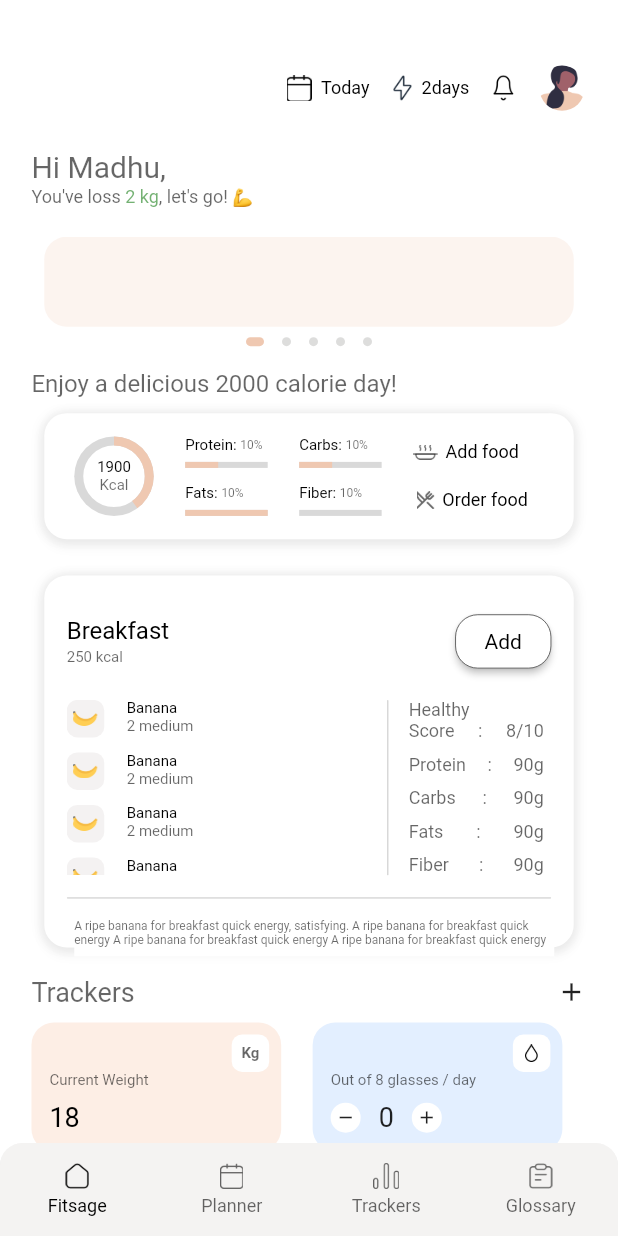
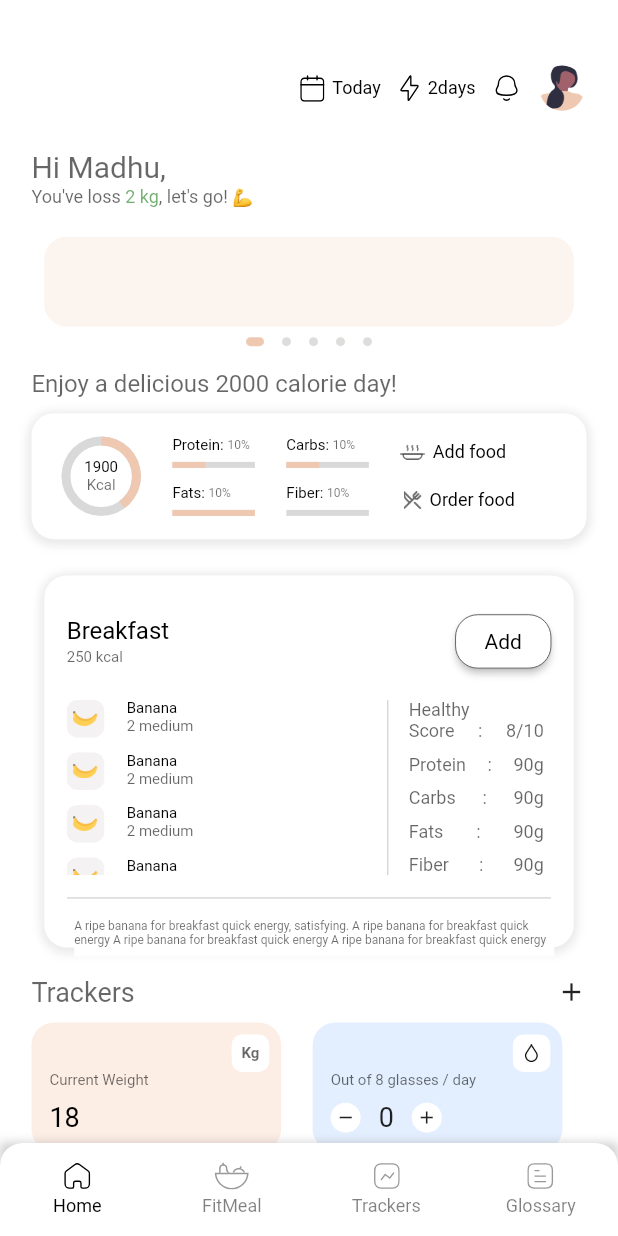
Before and after one commit to fitsage/fitsage_app, a Flutter app: the screen it shows after launch, on a phone screen of 412 x 824 dp. Run offline on Flutter 3.47's test engine with Material 2 defaults, Android fonts, the phone set to English and light mode, and no system bars; drawn by our look-alikes of dots_indicator; our stand-ins replace confetti, fl_chart, flutter_svg, image_picker, liquid_progress_indicator_v2, timeline_tile; Roboto replaces fonts that are missing (source sans pro).

Commit message:
Change bottom nav icons

```diff
--- a/fitsage_app/lib/custom_widgets/Custom_Navbar.dart
+++ b/fitsage_app/lib/custom_widgets/Custom_Navbar.dart
@@ -1,4 +1,5 @@
 import 'package:flutter/material.dart';
+import 'package:flutter_svg/flutter_svg.dart';
 
 class CustomBottomNavigationBar extends StatelessWidget {
   final int currentIndex;
@@ -11,11 +12,20 @@ class CustomBottomNavigationBar extends StatelessWidget {
 
   @override
   Widget build(BuildContext context) {
+    double screenHeight = MediaQuery.of(context).size.height;
     double screenWidth = MediaQuery.of(context).size.width;
-    double screenHeight = MediaQuery.of(context).size.height;
 
     return SizedBox(
       height: 62, // Set the desired height
+      child: Container(
+        decoration: BoxDecoration(
+          boxShadow: [
+            BoxShadow(
+              color: Colors.grey.withOpacity(0.5),
+              blurRadius: 5.0,
+            ),
+          ],
+        ),
         child: ClipRRect(
           borderRadius: const BorderRadius.only(
             topLeft: Radius.circular(15),
@@ -25,84 +35,110 @@ class CustomBottomNavigationBar extends StatelessWidget {
             unselectedFontSize: 12,
             selectedFontSize: 12,
             type: BottomNavigationBarType.fixed,
-          backgroundColor: const Color(0xFFF4F3F2).withOpacity(1.0),
+            backgroundColor: const Color(0xFFFFFFFF).withOpacity(1.0),
             selectedItemColor: Colors.black,
-          unselectedItemColor: Colors.black.withOpacity(0.6),
+            unselectedItemColor: Colors.black.withOpacity(0.5),
             currentIndex: currentIndex,
             onTap: onTap,
             items: [
               BottomNavigationBarItem(
-              label: "Fitsage",
+                label: "Home",
                 icon: Padding(
                   padding: const EdgeInsets.only(bottom: 4.0),
-                child: SizedBox(
-                    width: (16 / 393) * screenWidth,
-                    height: (18 / 852) * screenHeight,
-                    child: Opacity(
-                      opacity: currentIndex == 0 ? 1.0 : 0.6,
-                      child: Image.asset(
-                        'assets/images/Home.png',
-                        // width: (16 / 393) * screenWidth,
-                        // height: (18 / 852) * screenHeight,
+                  child: SvgPicture.asset(
+                    "assets/icons/Home.svg",
+                    height: 18,
+                    color: currentIndex == 0
+                        ? Colors.black
+                        : Colors.black.withOpacity(0.4),
                   ),
-                    )),
+                  // Container(
+                  //     height: (18 / 852) * screenHeight,
+                  //     child: Opacity(
+                  //       opacity: currentIndex == 0 ? 1.0 : 1.0,
+                  //       child: Image.asset(
+                  //         'assets/images/Home.png',
+                  //         // width: (16 / 393) * screenWidth,
+                  //         // height: (18 / 852) * screenHeight,
+                  //       ),
+                  //     )),
                 ),
               ),
               BottomNavigationBarItem(
-              label: "Planner",
+                label: "FitMeal",
                 icon: Padding(
                   padding: const EdgeInsets.only(bottom: 4.0),
-                child: SizedBox(
-                    width: (16.97 / 393) * screenWidth,
-                    height: (18 / 852) * screenHeight,
-                    child: Opacity(
-                      opacity: currentIndex == 1 ? 1.0 : 0.6,
-                      child: Image.asset(
-                        'assets/images/planner.png',
-                        // width: (16.97 / 393) * screenWidth,
-                        // height: (18 / 852) * screenHeight,
+                  child: SvgPicture.asset(
+                    "assets/icons/Fitmeal.svg",
+                    height: 18,
+                    color: currentIndex == 1
+                        ? Colors.black
+                        : Colors.black.withOpacity(0.4),
                   ),
-                    )),
+                  // Container(
+                  //     height: (18 / 852) * screenHeight,
+                  //     child: Opacity(
+                  //       opacity: currentIndex == 1 ? 1.0 : 1,
+                  //       child: Image.asset(
+                  //         'assets/images/planner.png',
+                  //         // width: (16.97 / 393) * screenWidth,
+                  //         // height: (18 / 852) * screenHeight,
+                  //       ),
+                  //     )),
                 ),
               ),
               BottomNavigationBarItem(
                 label: "Trackers",
                 icon: Padding(
                   padding: const EdgeInsets.only(bottom: 4.0),
-                child: SizedBox(
-                    width: (18 / 393) * screenWidth,
-                    height: (18 / 852) * screenHeight,
-                    child: Opacity(
-                      opacity: currentIndex == 2 ? 1.0 : 0.6,
-                      child: Image.asset(
-                        'assets/images/tracking.png',
-                        // width: (18 / 393) * screenWidth,
-                        // height: (18 / 852) * screenHeight,
+                  child: SvgPicture.asset(
+                    "assets/icons/Tracker.svg",
+                    height: 18,
+                    color: currentIndex == 2
+                        ? Colors.black
+                        : Colors.black.withOpacity(0.4),
                   ),
-                    )),
+                  // Container(
+                  //     height: (18 / 852) * screenHeight,
+                  //     child: Opacity(
+                  //       opacity: currentIndex == 2 ? 1.0 : 1,
+                  //       child: Image.asset(
+                  //         'assets/images/tracking.png',
+                  //         // width: (18 / 393) * screenWidth,
+                  //         // height: (18 / 852) * screenHeight,
+                  //       ),
+                  //     )),
                 ),
               ),
               BottomNavigationBarItem(
                 label: "Glossary",
                 icon: Padding(
                   padding: const EdgeInsets.only(bottom: 4.0),
-                child: SizedBox(
-                  width: (16 / 393) * screenWidth,
-                  height: (18 / 852) * screenHeight,
-                  child: Opacity(
-                    opacity: currentIndex == 3 ? 1.0 : 0.6,
-                    child: Image.asset(
-                      'assets/images/list.png',
-                      // width: (16 / 393) * screenWidth,
-                      // height: (18 / 852) * screenHeight,
+                  child: SvgPicture.asset(
+                    "assets/icons/list.svg",
+                    height: 18,
+                    color: currentIndex == 3
+                        ? Colors.black
+                        : Colors.black.withOpacity(0.4),
                   ),
-                  ),
-                ),
+                  // Container(
+                  //   height: (18 / 852) * screenHeight,
+                  //   width: (18 / 393) * screenWidth,
+                  //   child: Opacity(
+                  //     opacity: currentIndex == 3 ? 1.0 : 1,
+                  //     child: Image.asset(
+                  //       'assets/images/list.png',
+                  //       width: (18 / 393) * screenWidth,
+                  //       height: (18 / 852) * screenHeight,
+                  //     ),
+                  //   ),
+                  // ),
                 ),
               ),
             ],
           ),
         ),
+      ),
     );
   }
 }
--- a/fitsage_app/lib/pages/Main_page.dart
+++ b/fitsage_app/lib/pages/Main_page.dart
@@ -6,6 +6,7 @@ import 'package:fitsage_app/pages/Tracking_Alert.dart';
 import 'package:fitsage_app/pages/goals.dart';
 import 'package:flutter/material.dart';
 import 'package:dots_indicator/dots_indicator.dart';
+import 'package:flutter_svg/flutter_svg.dart';
 
 class MainPage extends StatefulWidget {
   const MainPage({Key? key}) : super(key: key);
@@ -110,14 +111,13 @@ class _MainPageState extends State<MainPage> {
                     crossAxisAlignment: CrossAxisAlignment.center,
                     children: [
                       SizedBox(
-                        width: 16.71,
-                        height: 17.66,
-                        child: Image.asset(
-                          'assets/images/planner.png',
-                          fit: BoxFit.cover,
+                        height: 18,
+                        child: SvgPicture.asset(
+                          "assets/icons/planner.svg",
+                          height: 18,
                         ),
                       ),
-                      SizedBox(width: (6 / 393) * screenWidth),
+                      SizedBox(width: (5 / 393) * screenWidth),
                       Text(
                         "Today",
                         style: TextStyle(
@@ -128,16 +128,15 @@ class _MainPageState extends State<MainPage> {
                           decoration: TextDecoration.none,
                         ),
                       ),
-                      SizedBox(width: (15 / 393) * screenWidth),
+                      SizedBox(width: (12 / 393) * screenWidth),
                       SizedBox(
-                        width: 12.72,
-                        height: 17.66,
-                        child: Image.asset(
-                          'assets/images/streak.png',
-                          fit: BoxFit.cover,
+                        height: 18,
+                        child: SvgPicture.asset(
+                          "assets/icons/streak.svg",
+                          height: 18,
                         ),
                       ),
-                      SizedBox(width: (6 / 393) * screenWidth),
+                      SizedBox(width: (5 / 393) * screenWidth),
                       Text(
                         "2days",
                         style: TextStyle(
@@ -148,16 +147,15 @@ class _MainPageState extends State<MainPage> {
                           decoration: TextDecoration.none,
                         ),
                       ),
-                      SizedBox(width: (15 / 393) * screenWidth),
+                      SizedBox(width: (12 / 393) * screenWidth),
                       SizedBox(
-                        width: 14,
-                        height: 17.66,
-                        child: Image.asset(
-                          'assets/images/notification.png',
-                          fit: BoxFit.cover,
+                        height: 18,
+                        child: SvgPicture.asset(
+                          "assets/icons/Notification.svg",
+                          height: 18,
                         ),
                       ),
-                      SizedBox(width: (15 / 393) * screenWidth),
+                      SizedBox(width: (12 / 393) * screenWidth),
                       GestureDetector(
                         onTap: openAlertFullScreenDialog,
                         child: Container(
@@ -469,7 +467,7 @@ class _MainPageState extends State<MainPage> {
                     ),
                     Container(
                       height: 84,
-                      width: 353,
+                      width: (353 / 393) * screenWidth,
                       decoration: BoxDecoration(
                         color: const Color(0xFFFFFFFF).withOpacity(1.0),
                         borderRadius: BorderRadius.circular(15),
@@ -493,7 +491,7 @@ class _MainPageState extends State<MainPage> {
                       ),
                       child: Column(
                         mainAxisAlignment: MainAxisAlignment.center,
-                        crossAxisAlignment: CrossAxisAlignment.start,
+                        crossAxisAlignment: CrossAxisAlignment.center,
                         children: [
                           Row(
                             mainAxisAlignment: MainAxisAlignment.start,
```
Also changed, not shown: fitsage_app/lib/pages/MealList.dart (+0 -49 lines), fitsage_app/pubspec.yaml (+11 -5 lines), fitsage_app/assets/icons/Fitmeal.svg (added), fitsage_app/assets/icons/Home.svg (added), fitsage_app/assets/icons/Notification.svg (added), fitsage_app/assets/icons/Tracker.svg (added), fitsage_app/assets/icons/list.svg (added), fitsage_app/assets/icons/planner.svg (added), fitsage_app/assets/icons/streak.svg (added), fitsage_app/assets/images/Home.png, fitsage_app/assets/images/list.png, fitsage_app/assets/images/tracking.png, fitsage_app/pubspec.lock. Lines whose indentation alone changed are shown as unchanged.
